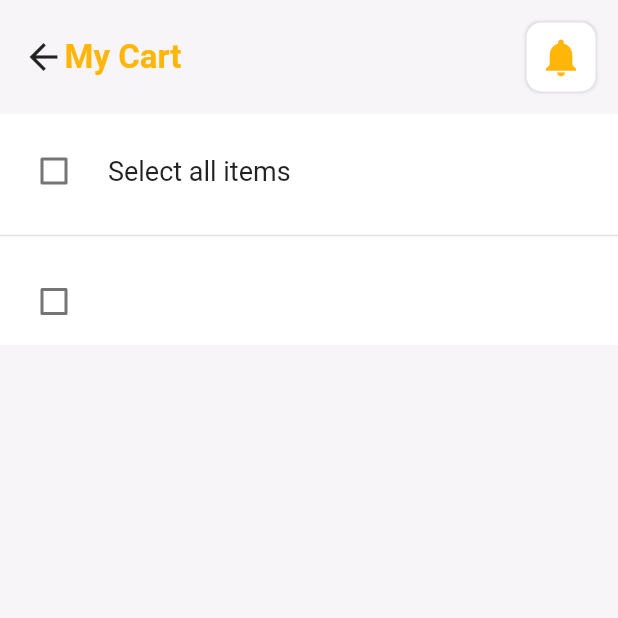
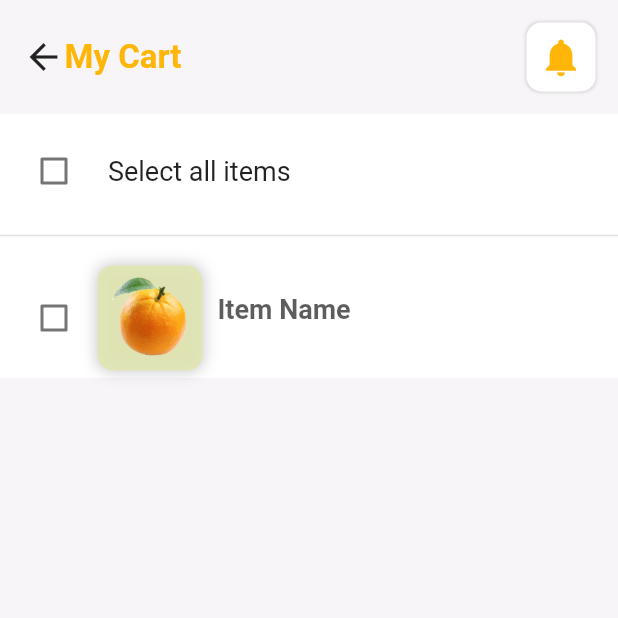
Before and after one commit to chinthanipiumi2001/grocery_store_app, a Flutter app: the CartPage screen opened directly, on a phone screen of 412 x 824 dp, the top half of it. Run offline on Flutter 3.47's test engine with Material 2 defaults, Android fonts, the phone set to English and light mode, and no system bars.

Commit message:
add item name part

```diff
--- a/lib/main.dart
+++ b/lib/main.dart
@@ -1,5 +1,6 @@
 import 'package:flutter/material.dart';
 import 'package:flutter/services.dart';
+import 'package:grocery_store_app/pages/Cartpage.dart';
 import 'package:grocery_store_app/pages/HomePage.dart';
 import 'package:grocery_store_app/pages/ItemPage.dart';
 
@@ -28,6 +29,7 @@ class _MyAppState extends State<MyApp>{
       routes: {
         "/": (context) => HomePage(),
         "itemPage": (context) => ItemPage(),
+        "cartPage": (context) => CartPage(),
       },
     );
   }
--- a/lib/widgets/CartItemSamples.dart
+++ b/lib/widgets/CartItemSamples.dart
@@ -11,7 +11,9 @@ class _CartItemSamplesState extends State<CartItemSamples>{
   Widget build(BuildContext context){
     return Container(
       margin: EdgeInsets.symmetric(vertical: 5,horizontal: 12),
-      child: Column(
+      child: Row(
+        children: [
+          Column(
             children: [
               Row(children: [
                 Checkbox(
@@ -23,8 +25,47 @@ class _CartItemSamplesState extends State<CartItemSamples>{
                     });
                   },
                 ),
+                Container(
+                  height: 70,
+                  width: 70,
+                  padding: EdgeInsets.all(5),
+                  margin: EdgeInsets.only(left: 5),
+                  decoration: BoxDecoration(
+                    color: Color.fromARGB(225, 225, 230, 177),
+                    borderRadius: BorderRadius.circular(10),
+                    boxShadow: [
+                      BoxShadow(
+                        color: Colors.black.withOpacity(0.2),
+                        spreadRadius: 1,
+                        blurRadius: 8,
+                      ),
+                    ],
+                  ),
+                  child: Image.asset(
+                    "images/1.png",
+                    fit: BoxFit.contain,
+                  ),
+                ),
+                Padding(
+                    padding:EdgeInsets.symmetric(horizontal: 10),
+                  child: Column(
+                    children: [
+                      Text(
+                        "Item Name",
+                        style: TextStyle(
+                          fontSize: 18,
+                          fontWeight: FontWeight.bold,
+                          color: Color.fromARGB(162, 0, 0, 0),
+                        ),
+                      ),
+                      SizedBox(height:12),
+                    ],
+                  ),
+                ),
               ],),
             ],),
+        ],
+      ),
     );
   }
 }
```
Lines whose indentation alone changed are shown as unchanged.
